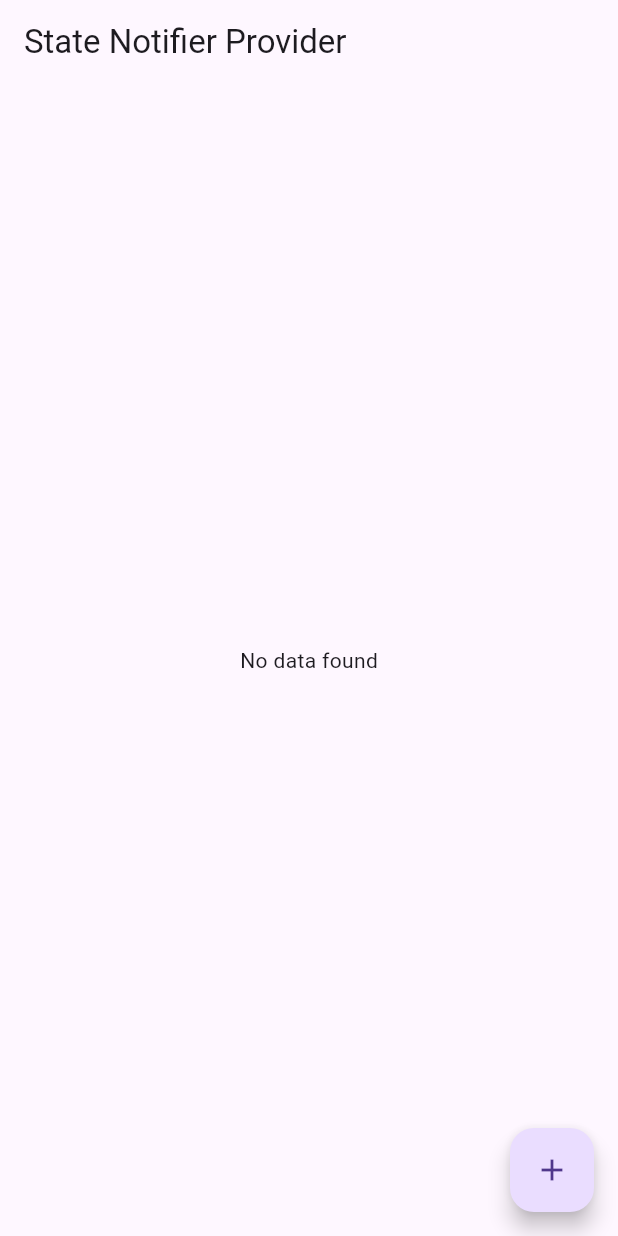
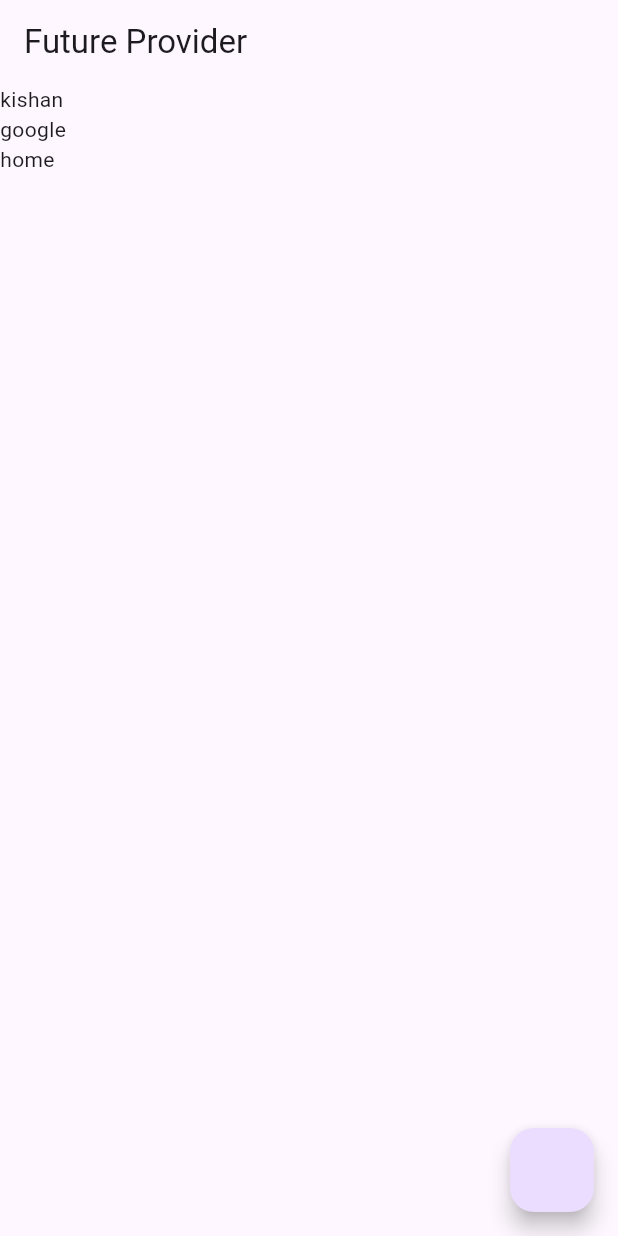
Before and after one commit to PHom798/State-Management, a Flutter app: the screen it shows after launch, on a phone screen of 412 x 824 dp. Run offline on Flutter 3.47's test engine with Material 3 defaults, Android fonts, the light colour scheme and no system bars; our stand-ins replace flutter_riverpod.

Commit message:
learn the basics of riverpod

```diff
--- /dev/null
+++ b/Riverpod/lib/future_provider_screen.dart
@@ -0,0 +1,28 @@
+import 'package:flutter/material.dart';
+import 'package:flutter_riverpod/flutter_riverpod.dart';
+import 'package:riverpod_demo/provider/future_provider.dart';
+
+class FutureProviderScreen extends ConsumerWidget {
+  const FutureProviderScreen({super.key});
+
+  @override
+  Widget build(BuildContext context, WidgetRef ref) {
+    final futureRef = ref.watch(futureProvider);
+    return Scaffold(
+      appBar: AppBar(title: Text("Future Provider")),
+      body: Center(
+        child: futureRef.when(
+          skipLoadingOnRefresh: false,
+          data: (value) => ListView.builder(itemCount:value.length,itemBuilder: (context,index){
+            return Text(value[index].toString());
+          }),
+          error: (err, stack) => Text('Error: $err'),
+          loading: () => const CircularProgressIndicator(),
+        ),
+      ),
+      floatingActionButton: FloatingActionButton(onPressed: () {
+        ref.invalidate(futureProvider);
+      }),
+    );
+  }
+}
--- a/Riverpod/lib/item.dart
+++ /dev/null
@@ -1,5 +0,0 @@
-class Item {
-   String id;
-   String name;
-   Item({required this.id, required this.name});
-}
--- a/Riverpod/lib/item_provider.dart
+++ b/Riverpod/lib/item_provider.dart
@@ -1,28 +1,29 @@
-import 'package:flutter/material.dart';
-import 'package:flutter_riverpod/legacy.dart';
-import 'package:riverpod_demo/item.dart';
-
-final itemProvider = StateNotifierProvider<ItemNotifier,List<Item>>((ref){
-  return ItemNotifier() ;
-});
-
-class ItemNotifier extends StateNotifier<List<Item>>{
-  ItemNotifier():super([]);
-
-  void addItem(String name){
-    final item = Item(id: DateTime.now().toString(), name: name);
-    state.add(item);
-    state = state.toList();
-  }
-
-  void deleteItem(String id){
-    state.removeWhere((item)=>item.id == id);
-    state = state.toList();
-  }
-
-  void updateItem(String id, String name){
-    int foundIndex = state.indexWhere((item)=> item.id == id);
-    state[foundIndex].name = name;
-    state = state.toList();
-  }
-}
+// import 'package:flutter/material.dart';
+// import 'package:flutter_riverpod/legacy.dart';
+// import 'package:riverpod_demo/Model/item.dart';
+// import 'package:riverpod_demo/item.dart';
+//
+// final itemProvider = StateNotifierProvider<ItemNotifier,List<Item>>((ref){
+//   return ItemNotifier() ;
+// });
+//
+// class ItemNotifier extends StateNotifier<List<Item>>{
+//   ItemNotifier():super([]);
+//
+//   void addItem(String name){
+//     final item = Item(id: DateTime.now().toString(), name: name);
+//     state.add(item);
+//     state = state.toList();
+//   }
+//
+//   void deleteItem(String id){
+//     state.removeWhere((item)=>item.id == id);
+//     state = state.toList();
+//   }
+//
+//   void updateItem(String id, String name){
+//     int foundIndex = state.indexWhere((item)=> item.id == id);
+//     state[foundIndex].name = name;
+//     state = state.toList();
+//   }
+// }
--- a/Riverpod/lib/item_screen.dart
+++ b/Riverpod/lib/item_screen.dart
@@ -1,51 +1,51 @@
-import 'package:flutter/material.dart';
-import 'package:flutter_riverpod/flutter_riverpod.dart';
-import 'package:riverpod_demo/item_provider.dart';
-
-class ItemScreen extends ConsumerWidget {
-  const ItemScreen({super.key});
-
-  @override
-  Widget build(BuildContext context, WidgetRef ref) {
-
-    return Scaffold(
-      appBar: AppBar(
-        title: const Text("State Notifier Provider"),
-
-      ),
-      body: Consumer(builder: (ctx,ref,child){
-        final item = ref.watch(itemProvider);
-
-        return item.isEmpty ? Center(child: Text("No data found"),):
-        ListView.builder(
-            itemCount: item.length,
-            itemBuilder: (context,index){
-              final itemDetail = item[index];
-              return ListTile(
-                title: Text(itemDetail.name),
-                trailing:Row(
-                  mainAxisSize: .min,
-                  children: [
-
-                    IconButton(onPressed: (){
-                      ref.read(itemProvider.notifier).updateItem(itemDetail.id, 'updated item');
-                    }, icon: Icon(Icons.edit)),
-                    IconButton(onPressed: (){
-                      ref.read(itemProvider.notifier).deleteItem(itemDetail.id);
-                    }, icon: Icon(Icons.delete))
-                  ],
-                ),
-
-              );
-
-
-            });
-
-      }),
-      floatingActionButton: FloatingActionButton(onPressed: (){
-        ref.read(itemProvider.notifier).addItem('Name');
-
-      },child: Icon(Icons.add),),
-    );
-  }
-}
+// import 'package:flutter/material.dart';
+// import 'package:flutter_riverpod/flutter_riverpod.dart';
+// import 'package:riverpod_demo/item_provider.dart';
+//
+// class ItemScreen extends ConsumerWidget {
+//   const ItemScreen({super.key});
+//
+//   @override
+//   Widget build(BuildContext context, WidgetRef ref) {
+//
+//     return Scaffold(
+//       appBar: AppBar(
+//         title: const Text("State Notifier Provider"),
+//
+//       ),
+//       body: Consumer(builder: (ctx,ref,child){
+//         final item = ref.watch(itemProvider);
+//
+//         return item.isEmpty ? Center(child: Text("No data found"),):
+//         ListView.builder(
+//             itemCount: item.length,
+//             itemBuilder: (context,index){
+//               final itemDetail = item[index];
+//               return ListTile(
+//                 title: Text(itemDetail.name),
+//                 trailing:Row(
+//                   mainAxisSize: .min,
+//                   children: [
+//
+//                     IconButton(onPressed: (){
+//                       ref.read(itemProvider.notifier).updateItem(itemDetail.id, 'updated item');
+//                     }, icon: Icon(Icons.edit)),
+//                     IconButton(onPressed: (){
+//                       ref.read(itemProvider.notifier).deleteItem(itemDetail.id);
+//                     }, icon: Icon(Icons.delete))
+//                   ],
+//                 ),
+//
+//               );
+//
+//
+//             });
+//
+//       }),
+//       floatingActionButton: FloatingActionButton(onPressed: (){
+//         ref.read(itemProvider.notifier).addItem('Name');
+//
+//       },child: Icon(Icons.add),),
+//     );
+//   }
+// }
--- a/Riverpod/lib/main.dart
+++ b/Riverpod/lib/main.dart
@@ -1,6 +1,8 @@
 import 'package:flutter/material.dart';
 import 'package:flutter_riverpod/flutter_riverpod.dart';
+import 'package:riverpod_demo/future_provider_screen.dart';
 import 'package:riverpod_demo/item_screen.dart';
+import 'package:riverpod_demo/item_screen_latest.dart';
 
 
 void main(){
@@ -15,7 +17,7 @@ class MyApp extends StatelessWidget {
     return ProviderScope(
       child: MaterialApp(
         debugShowCheckedModeBanner: false,
-        home:ItemScreen(),
+        home:FutureProviderScreen(),
       ),
     );
   }
--- /dev/null
+++ b/Riverpod/lib/provider/future_provider.dart
@@ -0,0 +1,9 @@
+import 'package:flutter/material.dart';
+import 'package:flutter_riverpod/flutter_riverpod.dart';
+
+final futureProvider = FutureProvider<List<String>>((ref) async{
+
+  await Future.delayed(const Duration(seconds: 2));
+
+  return ['kishan','google','home'];
+});
```
Also changed, not shown: Riverpod/lib/Model/item.dart (added, +14 -0 lines), Riverpod/lib/item_screen_latest.dart (added, +63 -0 lines), Riverpod/lib/provider/favourites_states.dart (added, +23 -0 lines), Riverpod/lib/provider/notifier_provider.dart (added, +56 -0 lines).
